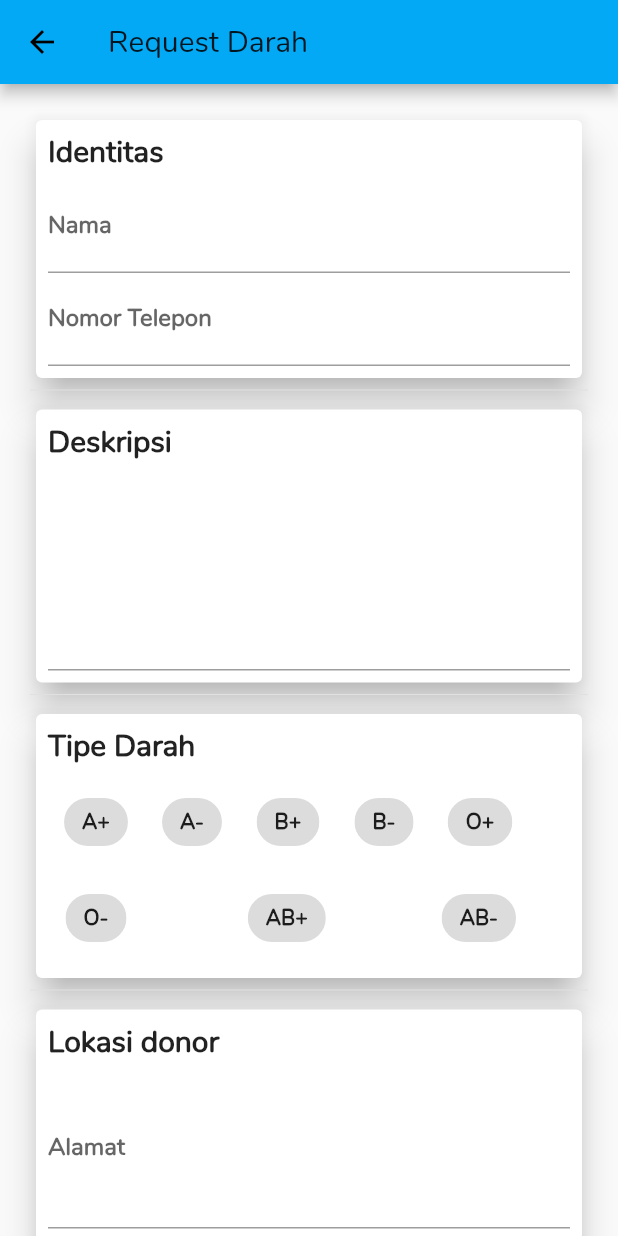
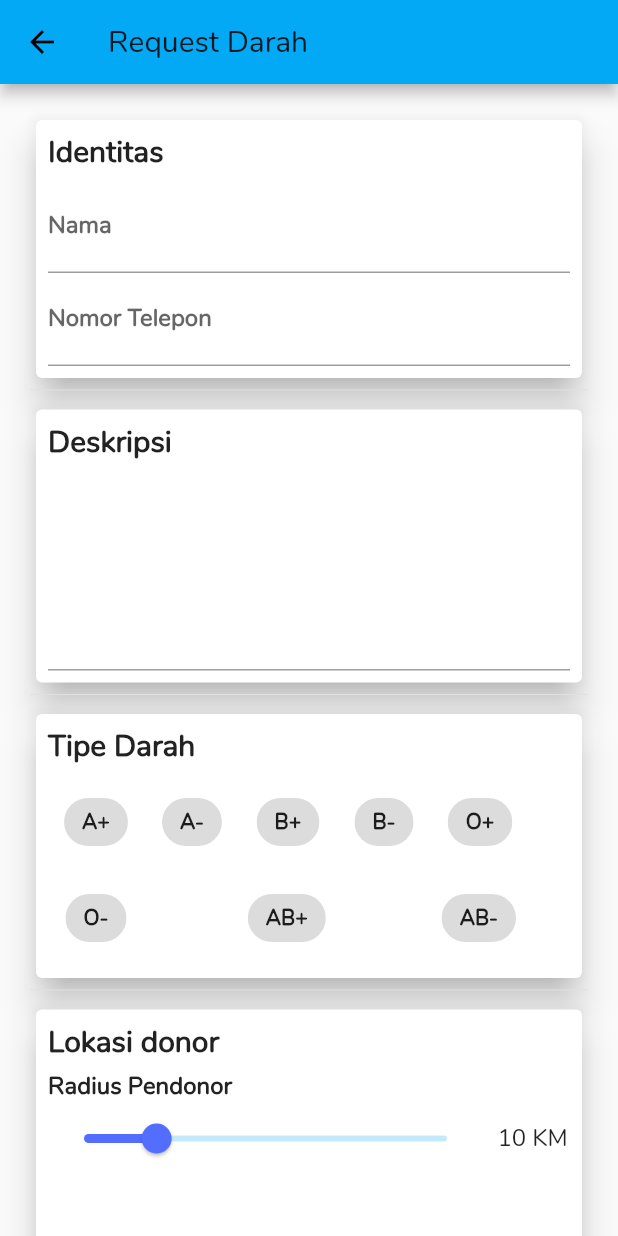
Before and after one commit to skeithnight/blood, a Flutter app: the RequestDarahScreen screen opened directly, on a phone screen of 412 x 824 dp. Run offline on Flutter 3.47's test engine with Material 2 defaults, Android fonts, the light colour scheme and no system bars; our stand-ins replace firebase_auth, firebase_database, firebase_messaging, flutter_map, geolocator, google_sign_in and 1 more; accounts and stored records are empty; network calls fail; statements that could not run were skipped.

Commit message:
add slider on location card

```diff
--- a/lib/screens/request_darah_screen.dart
+++ b/lib/screens/request_darah_screen.dart
@@ -28,6 +28,8 @@ class _RequestDarahScreenState extends State<RequestDarahScreen> {
   FirebaseMessaging _firebaseMessaging = new FirebaseMessaging();
   final FirebaseAuth _auth = FirebaseAuth.instance;
   final mainReference = FirebaseDatabase.instance.reference();
+
+  double _sliderValue = 10.0;
 
   @override
   void initState() {
@@ -210,6 +212,40 @@ class _RequestDarahScreenState extends State<RequestDarahScreen> {
                 SizedBox(
                   height: 5.0,
                 ),
+                Text(
+                  "Radius Pendonor",
+                  style: TextStyle(
+                    fontSize: 16.0,
+                    fontWeight: FontWeight.w700,
+                  ),
+                ),
+                Row(
+                  mainAxisAlignment: MainAxisAlignment.spaceBetween,
+                  children: <Widget>[
+                    Flexible(
+                        flex: 5,
+                        child: Slider(
+                          activeColor: Colors.indigoAccent,
+                          min: 0.0,
+                          max: 50.0,
+                          onChanged: (newRating) {
+                            setState(() => _sliderValue = newRating);
+                          },
+                          value: _sliderValue,
+                        )),
+                    Flexible(
+                        flex: 1,
+                        child: Container(
+                          width: 50.0,
+                          alignment: Alignment.center,
+                          child: Text('${_sliderValue.toInt()} KM',
+                              style: TextStyle(fontSize: 16.0)),
+                        )),
+                  ],
+                ),
+                SizedBox(
+                  height: 5.0,
+                ),
                 TextField(
                   decoration: InputDecoration(
                     labelStyle: TextStyle(
@@ -290,7 +326,7 @@ class _RequestDarahScreenState extends State<RequestDarahScreen> {
   inputData() {
     // read the index key
     String idRequest = mainReference.child("requestDarah").push().key;
-    // print(mGroupId);
+    // print(_sliderValue);
     mainReference
         .child("requestDarah")
         .child(idRequest)
@@ -307,8 +343,8 @@ class _RequestDarahScreenState extends State<RequestDarahScreen> {
     String goldar = requestDarahModel.tipeDarah.toUpperCase();
 
     var url = data.cloudFunction +
-        "/sendnotif?title=Donorkan darah anda&body=$body&lat=$latitude&lon=$longitude&radius=10&idRequest=$idRequest&golonganDarah=$goldar";
-        // print(url);
+        "/sendnotif?title=Donorkan darah anda&body=$body&lat=$latitude&lon=$longitude&radius=$_sliderValue&idRequest=$idRequest&golonganDarah=$goldar";
+    // print(url);
     http.get(url).then((value) {
       _showDialog();
     }).catchError((onError) => tampilDialog("Error", onError.toString()));
```
